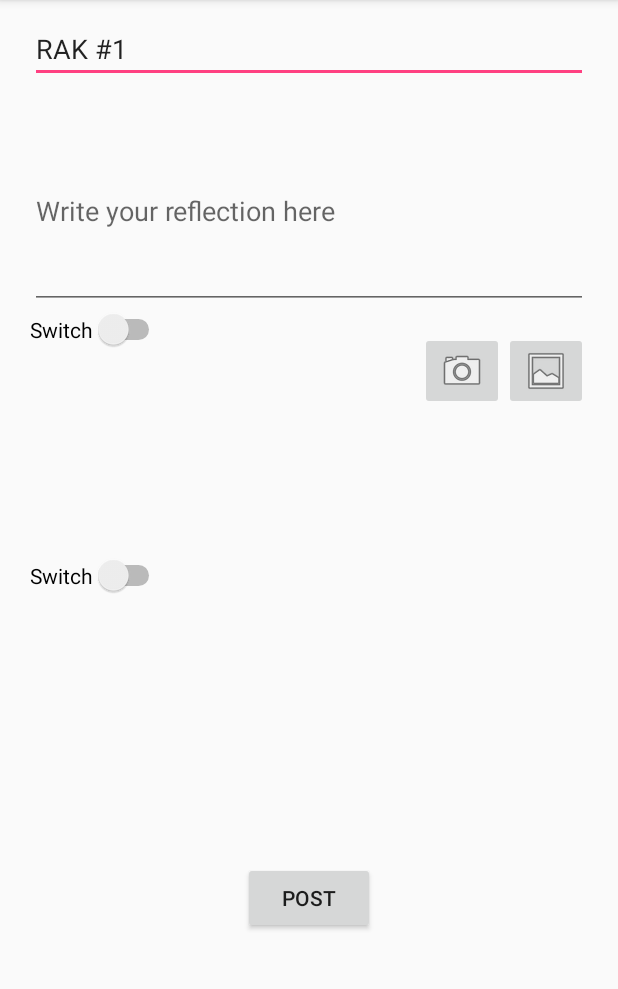
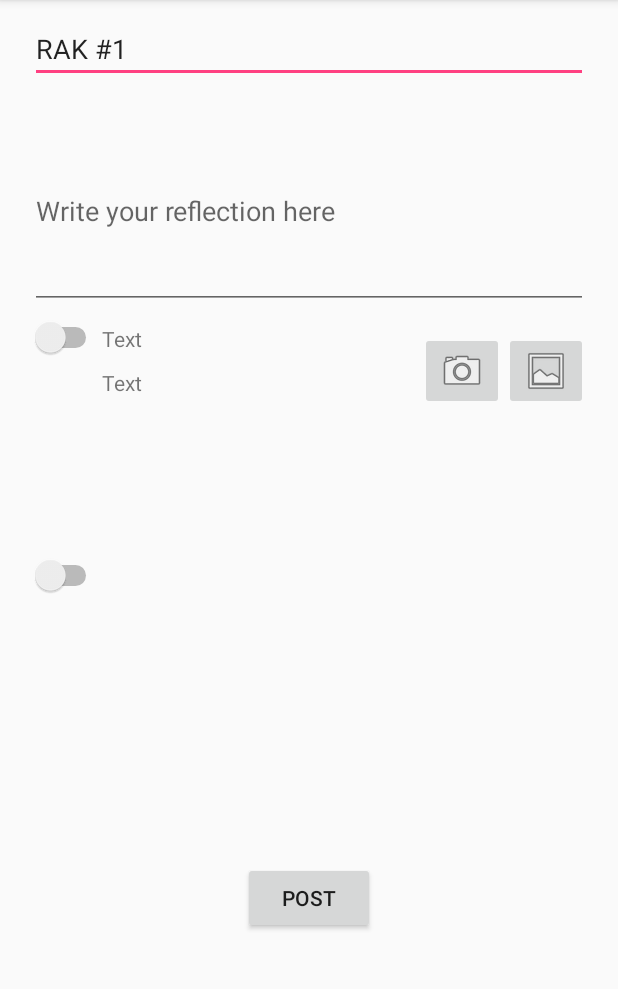
Before and after one commit to iNKredibleS/Wema, an Android app: the CreatePostActivity screen opened directly, with no data from a screen before it, on a phone screen of 412 x 824 dp, the part 84-1073 px from its top. Run offline under Robolectric (Android 15) with nearby library versions, the phone set to English and light mode, and no system bars; our stand-ins replace ButterKnife; libraries missing offline, so code that uses them is left out: com.parse; pictures from the network do not load; 1 statement that could not run was skipped.

Commit message:
end of day wednesday

```diff
--- a/app/src/main/AndroidManifest.xml
+++ b/app/src/main/AndroidManifest.xml
@@ -27,7 +27,7 @@
         </activity>
         <activity android:name=".SignupActivity" />
         <activity android:name=".FeedActivity" />
-        <activity android:name=".CreatePost"></activity>
+        <activity android:name=".CreatePostActivity"></activity>
     </application>
 
 </manifest>
--- a/app/src/main/java/com/fb/inkredibles/myapplication/CreatePost.java
+++ b/app/src/main/java/com/fb/inkredibles/myapplication/CreatePostActivity.java
@@ -13,9 +13,11 @@ import android.os.Bundle;
 import android.text.Editable;
 import android.text.Selection;
 import android.util.Log;
+import android.widget.CompoundButton;
 import android.widget.EditText;
 import android.widget.ImageView;
 import android.widget.Switch;
+import android.widget.TextView;
 
 import com.fb.inkredibles.myapplication.models.Post;
 import com.parse.ParseException;
@@ -35,7 +37,7 @@ import butterknife.OnClick;
 import static android.app.Activity.RESULT_OK;
 import static android.support.v4.content.PermissionChecker.checkSelfPermission;
 
-public class CreatePost extends AppCompatActivity {
+public class CreatePostActivity extends AppCompatActivity {
 
     //bind all of the views
     @BindView(R.id.Title) EditText et_title;
@@ -43,8 +45,9 @@ public class CreatePost extends AppCompatActivity {
     @BindView(R.id.switch_give_rec) Switch switch_give_rec;
     @BindView(R.id.switch_pub_pri) Switch switch_pub_pri;
     @BindView(R.id.pictureHolder) ImageView pictureHolder;
-    //gallery button
-    //camera button
+    @BindView(R.id.tv_give_rec) TextView tvGiveRec;
+   // @BindView(R.id.tv_pub_pri) TextView tvPubPri;
+
 
     static final int REQUEST_IMAGE_CAPTURE = 1;
     static final int REQUEST_GALLERY_IMAGE = 2;
@@ -84,7 +87,19 @@ public class CreatePost extends AppCompatActivity {
         Editable etext = et_title.getText();
         Selection.setSelection(etext, position);
 
+        //setting up switches
+        //public private switch
+        switch_pub_pri.setOnCheckedChangeListener(this);
+
+
+        switch_pub_pri.setTextOn("Public"); // displayed text of the Switch whenever it is in checked or on state
+        switch_pub_pri.setTextOff("Private");
+
+
     }
+
+
+
 
     //on post button clicked
     @OnClick(R.id.btn_post)
@@ -127,13 +142,14 @@ public class CreatePost extends AppCompatActivity {
         newPost.setTitle(title);
         newPost.setMessage(message);
         newPost.setUser(user);
+        newPost.setImage(parseFile);
 
         newPost.saveInBackground(
                 new SaveCallback() {
                     @Override
                     public void done(ParseException e) {
                         if (e == null) {
-                            Log.d("CreatePost", "create post success");
+                            Log.d("CreatePostActivity", "create post success");
 
                         } else {
                             e.printStackTrace();
--- a/app/src/main/java/com/fb/inkredibles/myapplication/MainActivity.java
+++ b/app/src/main/java/com/fb/inkredibles/myapplication/MainActivity.java
@@ -8,7 +8,6 @@ import android.widget.Button;
 import butterknife.BindView;
 import butterknife.ButterKnife;
 import butterknife.OnClick;
-import butterknife.OnLongClick;
 
 public class MainActivity extends AppCompatActivity {
 
@@ -24,7 +23,7 @@ public class MainActivity extends AppCompatActivity {
 
     @OnClick(R.id.btnCreate)
     protected void launchCreate(){
-        startActivity(new Intent(MainActivity.this, CreatePost.class));
+        startActivity(new Intent(MainActivity.this, CreatePostActivity.class));
     }
 
 
--- a/app/src/main/res/layout/activity_create_post.xml
+++ b/app/src/main/res/layout/activity_create_post.xml
@@ -4,15 +4,25 @@
     xmlns:tools="http://schemas.android.com/tools"
     android:layout_width="match_parent"
     android:layout_height="match_parent"
-    tools:context=".CreatePost">
+    tools:context=".CreatePostActivity">
 
     <Switch
         android:id="@+id/switch_give_rec"
         android:layout_width="wrap_content"
         android:layout_height="wrap_content"
-        android:layout_alignStart="@+id/Title"
-        android:layout_below="@+id/et_message"
-        android:text="Switch" />
+        android:layout_marginTop="5dp"
+        android:layout_marginLeft="20dp"
+        android:layout_below="@id/et_message"
+        />
+
+    <TextView
+        android:id="@+id/tv_give_rec"
+        android:layout_width="wrap_content"
+        android:layout_height="wrap_content"
+        android:layout_below="@id/et_message"
+        android:layout_marginTop="10dp"
+        android:layout_toRightOf="@id/switch_give_rec"
+        android:text="Text"/>
 
     <EditText
         android:id="@+id/Title"
@@ -72,7 +82,18 @@
         android:layout_height="wrap_content"
         android:layout_alignStart="@+id/switch_give_rec"
         android:layout_centerVertical="true"
-        android:text="Switch" />
+        />
+
+    <TextView
+        android:id="@+id/tv_pub_pri"
+        android:layout_width="wrap_content"
+        android:layout_height="wrap_content"
+        android:layout_below="@id/tv_give_rec"
+        android:layout_marginTop="10dp"
+        android:layout_toRightOf="@id/switch_pub_pri"
+        android:text="Text"/>
+
+
 
     <Button
         android:id="@+id/btn_post"
```
